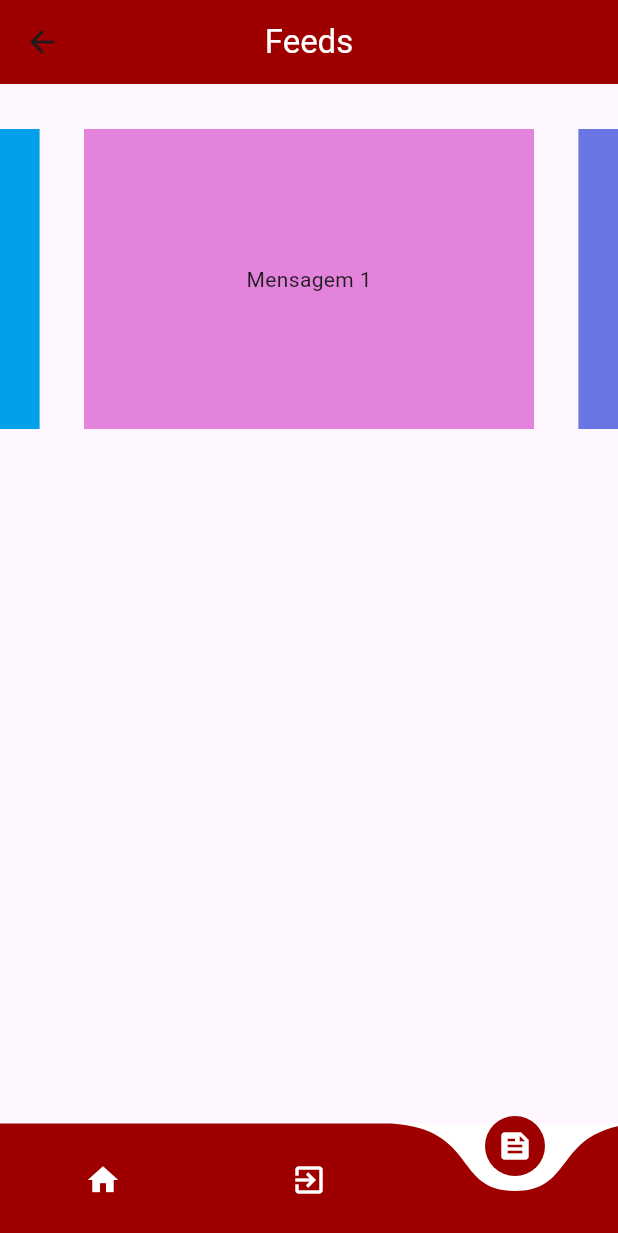
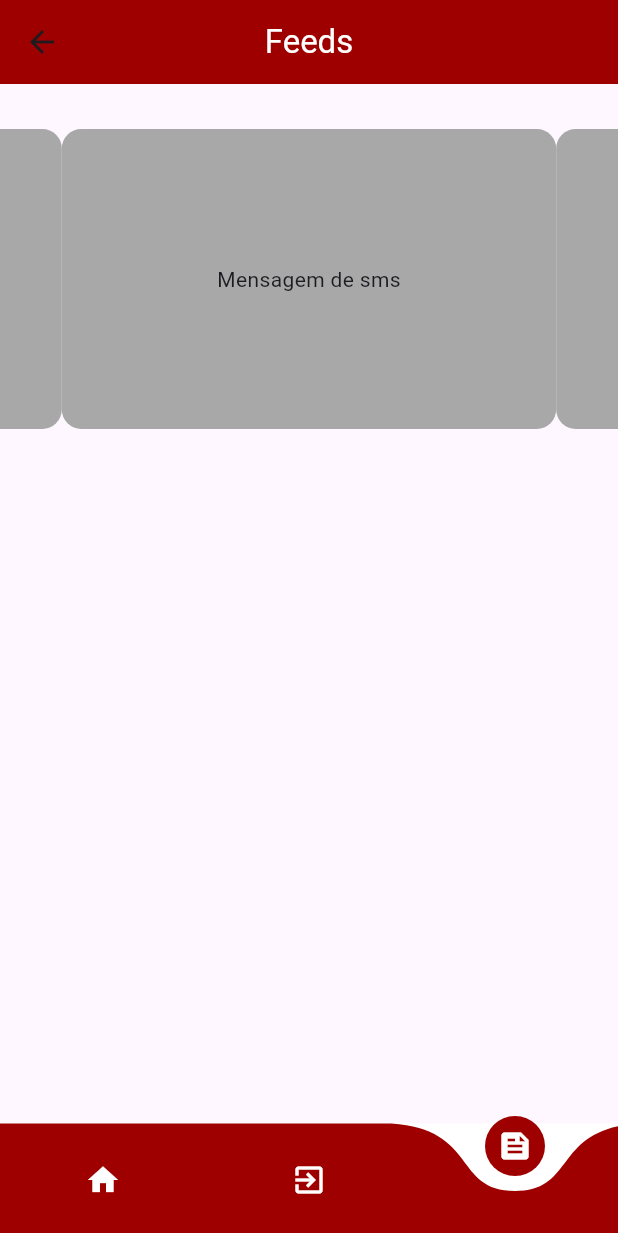
Before and after one commit to kelidss/StikVendas, a Flutter app: the FeedsPage screen opened directly, on a phone screen of 412 x 824 dp. Shown: the top 1233 px of the screen. Run offline on Flutter 3.47's test engine with Material 3 defaults, Android fonts, the phone set to English and light mode, and no system bars; drawn by our look-alikes of carousel_slider, curved_navigation_bar.

Commit message:
atualizacao2

```diff
--- a/lib/page/FeedsPage.dart
+++ b/lib/page/FeedsPage.dart
@@ -14,7 +14,7 @@ class FeedsPage extends StatefulWidget {
 
   @override
   State<FeedsPage> createState() => FeedsPageState();
-   final TextEditingController usuarioController = TextEditingController();
+  final TextEditingController usuarioController = TextEditingController();
 }
 
 class FeedsPageState extends State<FeedsPage> {
@@ -24,7 +24,6 @@ class FeedsPageState extends State<FeedsPage> {
     const LoginPage(),
     FeedsPage(),
   ];
-
 
   //String nomeUsuario = nomeUsuario;
   //List<String> emailTexts = [];
@@ -76,29 +75,36 @@ class FeedsPageState extends State<FeedsPage> {
               ),
               items: [
                 Container(
-                  color: Color.fromARGB(255, 228, 131, 220),
+                  decoration: BoxDecoration(
+                    color: Color.fromARGB(255, 168, 168, 168),
+                    borderRadius: BorderRadius.circular(13),
+                  ),
                   child: Center(
                       child: Text(
-                    'Mensagem 1',
+                    'Mensagem de sms',
                   )),
-                  width: 300,
+                  width: 350,
                 ),
                 Container(
-                  color: Color.fromARGB(255, 105, 117, 226),
+                  decoration: BoxDecoration(
+                      color: Color.fromARGB(255, 168, 168, 168),
+                      borderRadius: BorderRadius.circular(13)),
                   child: Center(
                       child: Text(
-                    'Mensagem 2',
+                    '',
                   )),
-                  width: 300,
+                  width: 350,
                 ),
                 Container(
-                  color: Color.fromARGB(255, 0, 160, 235),
+                  decoration: BoxDecoration(
+                      color: Color.fromARGB(255, 168, 168, 168),
+                      borderRadius: BorderRadius.circular(13)),
                   child: Center(
                       child: Text(
                     'Mensagem 3',
                     style: TextStyle(color: Colors.black),
                   )),
-                  width: 300,
+                  width: 350,
                 ),
               ]
               /* items: emailTexts.map((text) {
@@ -140,10 +146,7 @@ class FeedsPageState extends State<FeedsPage> {
 
           if (currentIndex == 0) {
             Navigator.pushReplacement(
-                context,
-                MaterialPageRoute(
-                    builder: (context) => HomePage(
-                        )));
+                context, MaterialPageRoute(builder: (context) => HomePage()));
           } else if (currentIndex == 1) {
             Navigator.pushReplacement(context,
                 MaterialPageRoute(builder: (context) => const LoginPage()));
--- a/lib/page/LoginPage.dart
+++ b/lib/page/LoginPage.dart
@@ -90,7 +90,6 @@ class _LoginPageState extends State<LoginPage> {
                       } else {
                         setState(() {
                           _bemvindo = "Usuário ou senha inválidos!";
-                          debugPrint('Usuário ou senha inválidos!');
                         });
                       }
                     },
--- a/pubspec.yaml
+++ b/pubspec.yaml
@@ -26,6 +26,7 @@ dependencies:
   path_provider: ^2.1.2
   io: ^1.0.4
   sqflite: ^2.3.0
+  mvc_pattern: ^8.12.0
 
 
 dev_dependencies:
```
Also changed, not shown: pubspec.lock.
